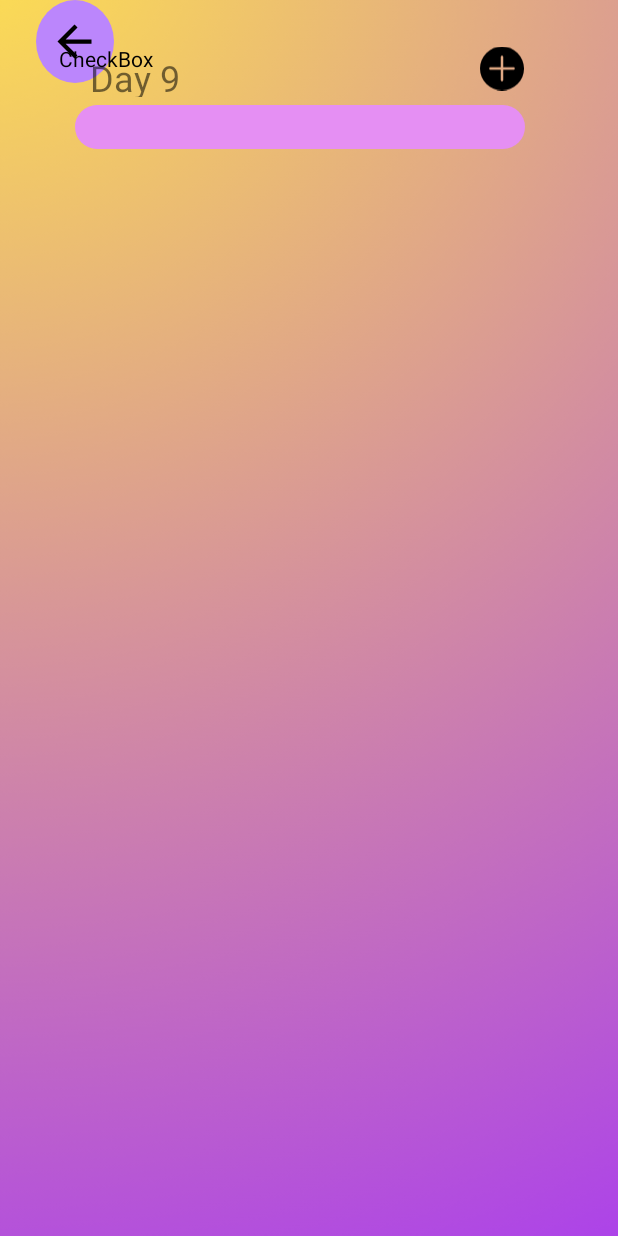
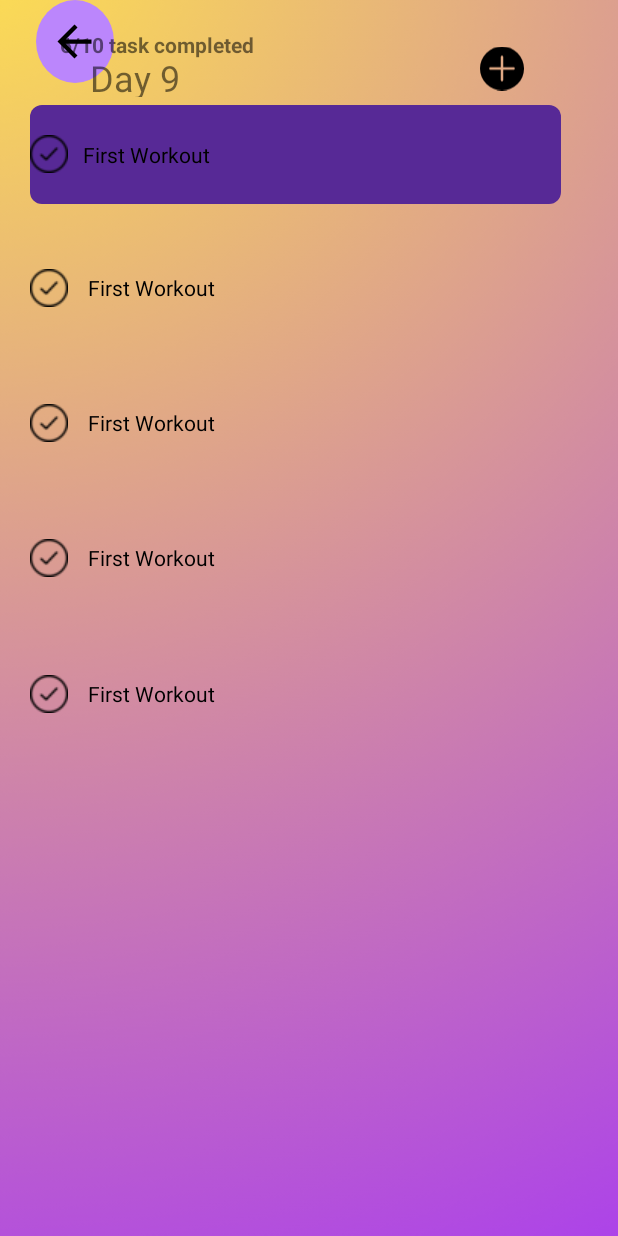
Before and after one commit to MIMIezno/abc, an Android app: the Reminder screen opened directly, with no data from a screen before it, on a phone screen of 412 x 824 dp. Run offline under Robolectric (Android 15) with nearby library versions, the phone set to English and light mode, and no system bars.

Commit message:
reminder with a circle checkbox

```diff
--- a/app/src/main/res/drawable/circle_checkbox_selector.xml
+++ /dev/null
@@ -1,6 +0,0 @@
-<?xml version="1.0" encoding="utf-8"?>
-<shape xmlns:android="http://schemas.android.com/apk/res/android"
-    android:shape="oval">
-    <stroke android:width="2dp" android:color="#FF4081" />
-    <solid android:color="#00FFFFFF" />
-</shape>
--- /dev/null
+++ b/app/src/main/res/drawable/custom_checkbox.xml
@@ -0,0 +1,7 @@
+<?xml version="1.0" encoding="utf-8"?>
+<selector xmlns:android="http://schemas.android.com/apk/res/android">
+
+    <item android:state_checked="true" android:drawable="@drawable/check"/>
+    <item android:state_checked="false" android:drawable="@drawable/unchecked"/>
+
+</selector>
--- /dev/null
+++ b/app/src/main/res/drawable/task_bg.xml
@@ -0,0 +1,6 @@
+<?xml version="1.0" encoding="utf-8"?>
+<shape android:shape="rectangle" xmlns:android="http://schemas.android.com/apk/res/android">
+
+    <solid android:color="#572996"/>
+    <corners android:radius="8dp"/>
+</shape>
--- a/app/src/main/res/layout/activity_reminder.xml
+++ b/app/src/main/res/layout/activity_reminder.xml
@@ -65,21 +65,80 @@
         android:layout_height="509dp"
         android:orientation="vertical"
         tools:layout_editor_absoluteX="-3dp"
-        tools:layout_editor_absoluteY="222dp">
+        tools:layout_editor_absoluteY="225dp">
 
         <RelativeLayout
             android:layout_width="match_parent"
-            android:layout_height="64dp">
+            android:layout_height="match_parent">
+
+            <TextView
+                android:id="@+id/textView65"
+                android:layout_width="wrap_content"
+                android:layout_height="wrap_content"
+                android:layout_marginStart="40dp"
+                android:layout_marginTop="20dp"
+                android:text="6/10 task completed"
+                android:textStyle="bold" />
 
             <CheckBox
                 android:id="@+id/checkBox"
-                android:layout_width="165dp"
-                android:layout_height="38dp"
-                android:layout_marginStart="40dp"
-                android:layout_marginTop="20dp"
-                android:button="@drawable/circle_checkbox_selector"
-                android:text="CheckBox" />
+                android:layout_width="354dp"
+                android:layout_height="66dp"
+                android:layout_marginStart="20dp"
+                android:layout_marginTop="70dp"
+                android:background="@drawable/task_bg"
+                android:button="@drawable/custom_checkbox"
+                android:buttonTint="@color/black"
+                android:padding="10dp"
+                android:text="First Workout" />
+
+            <CheckBox
+                android:id="@+id/checkBox2"
+                android:padding="10dp"
+                android:layout_width="354dp"
+                android:layout_height="64dp"
+                android:layout_marginStart="20dp"
+                android:layout_marginTop="160dp"
+                android:button="@drawable/custom_checkbox"
+                android:buttonTint="@color/black"
+                android:text=" First Workout" />
+
+            <CheckBox
+                android:id="@+id/checkBox3"
+                android:padding="10dp"
+                android:layout_width="354dp"
+                android:layout_height="64dp"
+                android:layout_marginStart="20dp"
+                android:layout_marginTop="250dp"
+                android:button="@drawable/custom_checkbox"
+                android:buttonTint="@color/black"
+                android:text=" First Workout" />
+
+            <CheckBox
+                android:id="@+id/checkBox4"
+                android:padding="10dp"
+                android:layout_width="354dp"
+                android:layout_height="64dp"
+                android:layout_marginStart="20dp"
+                android:layout_marginTop="340dp"
+                android:button="@drawable/custom_checkbox"
+                android:buttonTint="@color/black"
+                android:text=" First Workout" />
+
+            <CheckBox
+                android:id="@+id/checkBox5"
+                android:layout_width="354dp"
+                android:layout_height="65dp"
+                android:padding="10dp"
+                android:layout_marginStart="20dp"
+                android:layout_marginTop="430dp"
+                android:button="@drawable/custom_checkbox"
+                android:buttonTint="@color/black"
+                android:text=" First Workout" />
+
+
         </RelativeLayout>
+
     </LinearLayout>
 
 </androidx.constraintlayout.widget.ConstraintLayout>
```
Also changed, not shown: app/src/main/res/drawable/check.png (added), app/src/main/res/drawable/unchecked.png (added).
